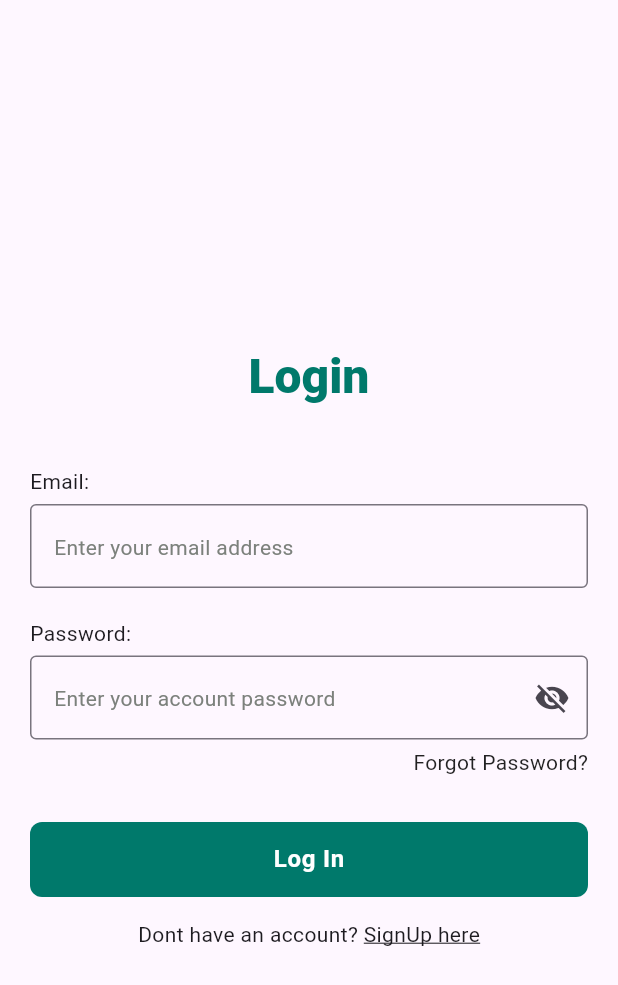
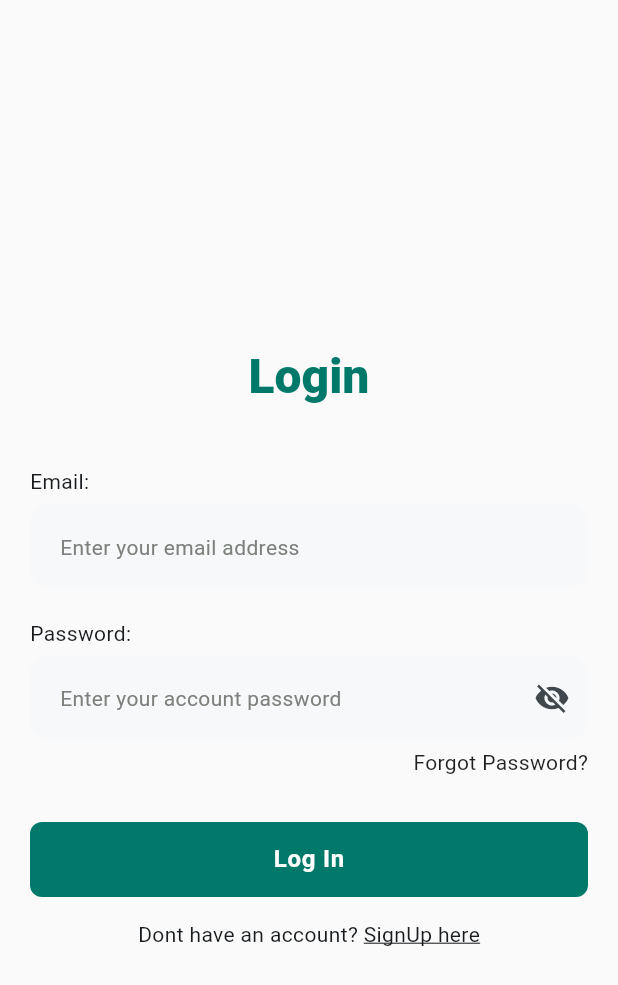
Before and after one commit to HabeebEttu/pawfect_care, a Flutter app: the LoginPage screen opened by its route, on a phone screen of 412 x 824 dp. Shown: the top 985 px of the screen. Run offline on Flutter 3.47's test engine with Material 3 defaults, Android fonts, the phone set to English and light mode, and no system bars; our stand-ins replace cloud_firestore, email_validator, firebase_auth, firebase_core, shared_preferences; accounts and stored records are empty; Roboto replaces fonts that are missing (SF Pro Display).

Commit message:
added themes for easier styling

```diff
--- a/lib/theme/theme.dart
+++ b/lib/theme/theme.dart
@@ -0,0 +1,307 @@
+
+import 'package:flutter/material.dart';
+
+class PawfectCareTheme {
+  static const Color primaryBlue = Color(0xFF5FA8D3);
+  static const Color darkBlue = Color(0xFF4A90B8);
+  static const Color lightBlue = Color(0xFF7BB8D9);
+  static const Color accentBlue = Color(0xFF87CEEB);
+
+  static const Color backgroundWhite = Color(0xFFFAFAFA);
+  static const Color cardWhite = Color(0xFFFFFFFF);
+  static const Color dividerGray = Color(0xFFE5E5E5);
+
+  static const Color textPrimary = Color(0xFF2D3748);
+  static const Color textSecondary = Color(0xFF718096);
+  static const Color textMuted = Color(0xFF9CA3AF);
+
+  static const Color successGreen = Color(0xFF22C55E);
+  static const Color warningYellow = Color(0xFFF59E0B);
+  static const Color errorRed = Color(0xFFEF4444);
+
+  static const Color chipBackground = Color(0xFFE0F2FE);
+  static const Color chipBorder = Color(0xFFBAE6FD);
+
+  static const Color statusCompleted = Color(0xFF10B981);
+  static const Color statusPending = Color(0xFFF59E0B);
+  static const Color statusCancelled = Color(0xFFEF4444);
+  static const Color statusUpcoming = Color(0xFF6366F1);
+
+  static const TextStyle headingLarge = TextStyle(
+    fontSize: 32,
+    fontWeight: FontWeight.w700,
+    color: textPrimary,
+    letterSpacing: -0.5,
+  );
+
+  static const TextStyle headingMedium = TextStyle(
+    fontSize: 24,
+    fontWeight: FontWeight.w600,
+    color: textPrimary,
+    letterSpacing: -0.25,
+  );
+
+  static const TextStyle headingSmall = TextStyle(
+    fontSize: 20,
+    fontWeight: FontWeight.w600,
+    color: textPrimary,
+  );
+
+  static const TextStyle bodyLarge = TextStyle(
+    fontSize: 16,
+    fontWeight: FontWeight.w500,
+    color: textPrimary,
+    height: 1.5,
+  );
+
+  static const TextStyle bodyMedium = TextStyle(
+    fontSize: 14,
+    fontWeight: FontWeight.w400,
+    color: textPrimary,
+    height: 1.5,
+  );
+
+  static const TextStyle bodySmall = TextStyle(
+    fontSize: 12,
+    fontWeight: FontWeight.w400,
+    color: textSecondary,
+    height: 1.4,
+  );
+
+  static const TextStyle caption = TextStyle(
+    fontSize: 10,
+    fontWeight: FontWeight.w400,
+    color: textMuted,
+    height: 1.4,
+  );
+
+  static const TextStyle buttonText = TextStyle(
+    fontSize: 16,
+    fontWeight: FontWeight.w600,
+    color: Colors.white,
+  );
+
+  static const TextStyle linkText = TextStyle(
+    fontSize: 14,
+    fontWeight: FontWeight.w500,
+    color: primaryBlue,
+    decoration: TextDecoration.underline,
+  );
+
+  static const TextStyle priceText = TextStyle(
+    fontSize: 18,
+    fontWeight: FontWeight.w700,
+    color: primaryBlue,
+  );
+
+  static final BoxDecoration cardDecoration = BoxDecoration(
+    color: cardWhite,
+    borderRadius: BorderRadius.circular(12),
+    boxShadow: [
+      BoxShadow(
+        color: Colors.black.withOpacity(0.05),
+        blurRadius: 10,
+        offset: const Offset(0, 2),
+      ),
+    ],
+  );
+
+  static final BoxDecoration chipDecoration = BoxDecoration(
+    color: chipBackground,
+    borderRadius: BorderRadius.circular(20),
+    border: Border.all(color: chipBorder, width: 1),
+  );
+
+  static final InputDecorationTheme inputDecorationTheme = InputDecorationTheme(
+    filled: true,
+    fillColor: const Color(0xFFF7F8FA),
+    border: OutlineInputBorder(
+      borderRadius: BorderRadius.circular(12),
+      borderSide: BorderSide.none,
+    ),
+    enabledBorder: OutlineInputBorder(
+      borderRadius: BorderRadius.circular(12),
+      borderSide: BorderSide.none,
+    ),
+    focusedBorder: OutlineInputBorder(
+      borderRadius: BorderRadius.circular(12),
+      borderSide: const BorderSide(color: primaryBlue, width: 2),
+    ),
+    errorBorder: OutlineInputBorder(
+      borderRadius: BorderRadius.circular(12),
+      borderSide: const BorderSide(color: errorRed, width: 1),
+    ),
+    contentPadding: const EdgeInsets.symmetric(horizontal: 16, vertical: 16),
+    hintStyle: const TextStyle(color: textMuted),
+  );
+
+  static final ElevatedButtonThemeData elevatedButtonTheme =
+      ElevatedButtonThemeData(
+        style: ElevatedButton.styleFrom(
+          backgroundColor: primaryBlue,
+          foregroundColor: Colors.white,
+          elevation: 0,
+          shadowColor: Colors.transparent,
+          shape: RoundedRectangleBorder(
+            borderRadius: BorderRadius.circular(12),
+          ),
+          minimumSize: const Size(double.infinity, 48),
+          textStyle: buttonText,
+        ),
+      );
+
+  static final OutlinedButtonThemeData outlinedButtonTheme =
+      OutlinedButtonThemeData(
+        style: OutlinedButton.styleFrom(
+          foregroundColor: textPrimary,
+          side: const BorderSide(color: dividerGray, width: 1),
+          shape: RoundedRectangleBorder(
+            borderRadius: BorderRadius.circular(12),
+          ),
+          minimumSize: const Size(double.infinity, 48),
+          textStyle: const TextStyle(
+            fontSize: 16,
+            fontWeight: FontWeight.w500,
+            color: textPrimary,
+          ),
+        ),
+      );
+
+  static final TextButtonThemeData textButtonTheme = TextButtonThemeData(
+    style: TextButton.styleFrom(
+      foregroundColor: primaryBlue,
+      textStyle: linkText,
+    ),
+  );
+
+  static const AppBarTheme appBarTheme = AppBarTheme(
+    backgroundColor: Colors.transparent,
+    elevation: 0,
+    centerTitle: true,
+    titleTextStyle: TextStyle(
+      fontSize: 18,
+      fontWeight: FontWeight.w600,
+      color: textPrimary,
+    ),
+    iconTheme: IconThemeData(color: textPrimary, size: 24),
+  );
+
+  static const BottomNavigationBarThemeData
+  bottomNavigationBarTheme = BottomNavigationBarThemeData(
+    backgroundColor: cardWhite,
+    selectedItemColor: primaryBlue,
+    unselectedItemColor: textMuted,
+    type: BottomNavigationBarType.fixed,
+    elevation: 8,
+    selectedLabelStyle: TextStyle(fontSize: 12, fontWeight: FontWeight.w500),
+    unselectedLabelStyle: TextStyle(fontSize: 12, fontWeight: FontWeight.w400),
+  );
+
+  static final ChipThemeData chipTheme = ChipThemeData(
+    backgroundColor: chipBackground,
+    selectedColor: primaryBlue,
+    secondarySelectedColor: primaryBlue.withOpacity(0.1),
+    padding: const EdgeInsets.symmetric(horizontal: 12, vertical: 8),
+    labelStyle: const TextStyle(
+      fontSize: 12,
+      fontWeight: FontWeight.w500,
+      color: primaryBlue,
+    ),
+    secondaryLabelStyle: const TextStyle(
+      fontSize: 12,
+      fontWeight: FontWeight.w500,
+      color: Colors.white,
+    ),
+    shape: RoundedRectangleBorder(
+      borderRadius: BorderRadius.circular(20),
+      side: const BorderSide(color: chipBorder, width: 1),
+    ),
+  );
+
+  static const DividerThemeData dividerTheme = DividerThemeData(
+    color: dividerGray,
+    thickness: 1,
+    space: 1,
+  );
+
+  static const CardThemeData cardTheme = CardThemeData(
+    color: cardWhite,
+    elevation: 2,
+    shadowColor: Colors.black12,
+    shape: RoundedRectangleBorder(
+      borderRadius: BorderRadius.all(Radius.circular(12)),
+      side: BorderSide(color: dividerGray, width: 1)
+    ),
+
+    margin: EdgeInsets.all(8),
+  );
+
+  static BoxDecoration getStatusBadgeDecoration(String status) {
+    Color backgroundColor;
+    switch (status.toLowerCase()) {
+      case 'completed':
+        backgroundColor = statusCompleted;
+        break;
+      case 'pending':
+        backgroundColor = statusPending;
+        break;
+      case 'cancelled':
+        backgroundColor = statusCancelled;
+        break;
+      case 'upcoming':
+        backgroundColor = statusUpcoming;
+        break;
+      case 'excellent':
+        backgroundColor = statusCompleted;
+        break;
+      case 'approved':
+        backgroundColor = statusCompleted;
+        break;
+      case 'rejected':
+        backgroundColor = statusCancelled;
+        break;
+      default:
+        backgroundColor = textMuted;
+    }
+
+    return BoxDecoration(
+      color: backgroundColor,
+      borderRadius: BorderRadius.circular(12),
+    );
+  }
+
+  static TextStyle getStatusTextStyle() {
+    return const TextStyle(
+      fontSize: 12,
+      fontWeight: FontWeight.w600,
+      color: Colors.white,
+    );
+  }
+
+  static ThemeData get lightTheme {
+    return ThemeData(
+      useMaterial3: true,
+      colorScheme: ColorScheme.fromSeed(
+        seedColor: primaryBlue,
+        brightness: Brightness.light,
+        primary: primaryBlue,
+        secondary: accentBlue,
+        surface: backgroundWhite,
+        background: backgroundWhite,
+        error: errorRed,
+      ),
+      scaffoldBackgroundColor: backgroundWhite,
+      appBarTheme: appBarTheme,
+      elevatedButtonTheme: elevatedButtonTheme,
+      outlinedButtonTheme: outlinedButtonTheme,
+      textButtonTheme: textButtonTheme,
+      inputDecorationTheme: inputDecorationTheme,
+      bottomNavigationBarTheme: bottomNavigationBarTheme,
+      chipTheme: chipTheme,
+      dividerTheme: dividerTheme,
+      cardTheme: cardTheme,
+      fontFamily:
+          'SF Pro Display',
+    );
+  }
+}
```
Also changed, not shown: lib/main.dart (+27 -8 lines), lib/providers/theme_provider.dart (added, +334 -0 lines), pubspec.yaml (+7 -3 lines), pubspec.lock.
